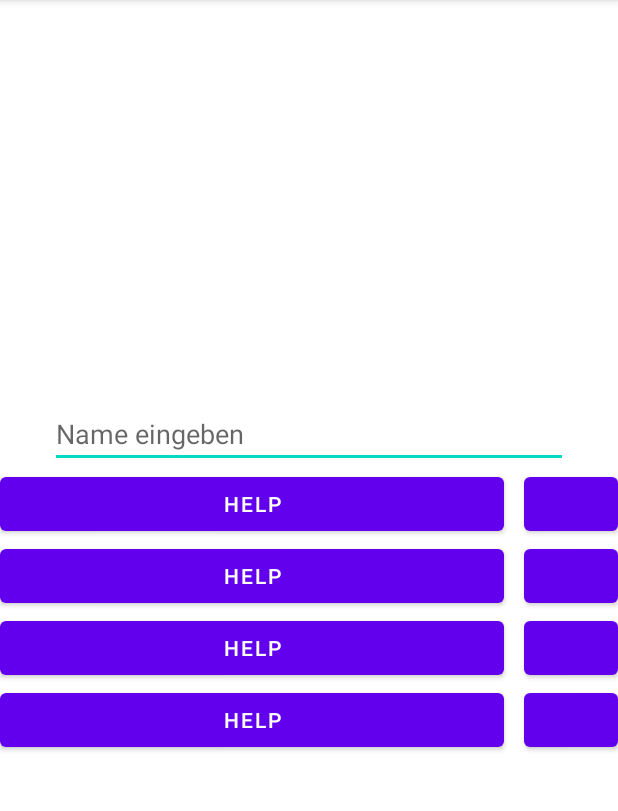
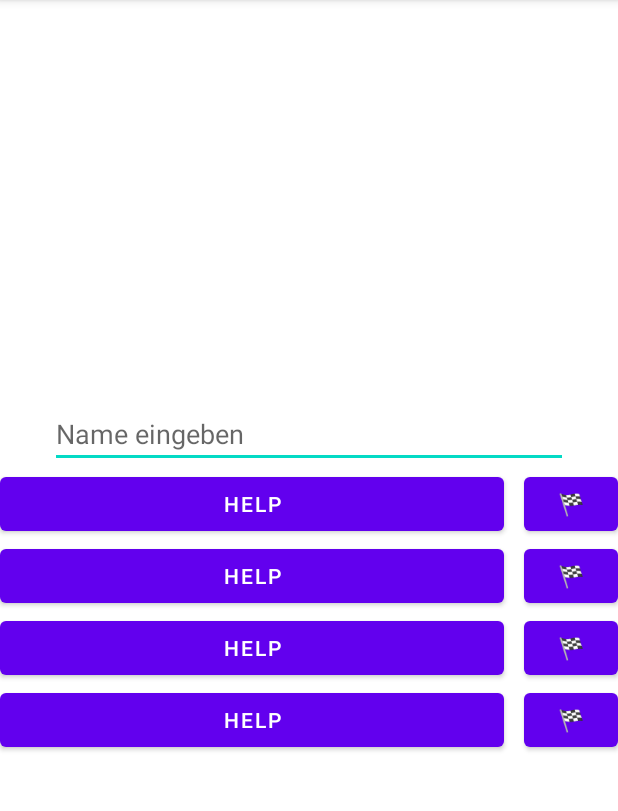
Before and after one commit to janesth/taken, an Android app: the screen it shows after launch (TakenActivity), on a phone screen of 412 x 824 dp, the part 84-895 px from its top. Run offline under Robolectric (Android 15) with nearby library versions, the phone set to English and light mode, and no system bars.

Commit message:
release button label added, deviceID added to database, set edittext to current name in database and disable it

```diff
--- a/app/src/main/java/com/janesth/taken/TakenActivity.java
+++ b/app/src/main/java/com/janesth/taken/TakenActivity.java
@@ -2,8 +2,10 @@ package com.janesth.taken;
 
 import androidx.appcompat.app.AppCompatActivity;
 
+import android.os.Build;
 import android.os.Bundle;
 import android.widget.Button;
+import android.widget.EditText;
 
 import java.sql.Connection;
 import java.sql.ResultSet;
@@ -12,10 +14,12 @@ import java.sql.Statement;
 
 public class TakenActivity extends AppCompatActivity {
 
-    private Button car_one;
-    private Button car_two;
-    private Button car_three;
-    private Button car_four;
+    private EditText name;
+
+    private Button car_one, car_one_release;
+    private Button car_two, car_two_release;
+    private Button car_three, car_three_release;
+    private Button car_four, car_four_release;
 
     private String car_one_string;
     private String car_two_string;
@@ -29,10 +33,16 @@ public class TakenActivity extends AppCompatActivity {
         super.onCreate(savedInstanceState);
         setContentView(R.layout.activity_taken);
 
+        name = (EditText) findViewById(R.id.name);
+
         car_one = (Button) findViewById(R.id.car_one);
+        car_one_release = (Button) findViewById(R.id.car_one_release);
         car_two = (Button) findViewById(R.id.car_two);
+        car_two_release = (Button) findViewById(R.id.car_two_release);
         car_three = (Button) findViewById(R.id.car_three);
+        car_three_release = (Button) findViewById(R.id.car_three_release);
         car_four = (Button) findViewById(R.id.car_four);
+        car_four_release = (Button) findViewById(R.id.car_four_release);
 
         car_one_string = getResources().getString(R.string.car_one);
         car_two_string = getResources().getString(R.string.car_two);
@@ -43,7 +53,7 @@ public class TakenActivity extends AppCompatActivity {
 
     }
 
-    private void setLabels() {
+    public void setLabels() {
 
         DBConnection dbConnection = new DBConnection();
         Statement statement = null;
@@ -64,8 +74,16 @@ public class TakenActivity extends AppCompatActivity {
                     if (resultSet.getBoolean("booked")) {
                         car_one.setEnabled(false);
                         car_one.setText(car_one.getText() + " - " + resultSet.getString("name"));
+                        if(resultSet.getString("deviceID").equals(Build.MODEL)) {
+                            car_one_release.setEnabled(true);
+                            name.setText(resultSet.getString("name"));
+                            name.setEnabled(false);
+                        } else {
+                            car_one_release.setEnabled(false);
+                        }
                     } else {
                         car_one.setEnabled(true);
+                        car_one_release.setEnabled(false);
                     }
                 }
 
@@ -74,8 +92,16 @@ public class TakenActivity extends AppCompatActivity {
                     if (resultSet.getBoolean("booked")) {
                         car_two.setEnabled(false);
                         car_two.setText(car_two.getText() + " - " + resultSet.getString("name"));
+                        if(resultSet.getString("deviceID").equals(Build.MODEL)) {
+                            car_two_release.setEnabled(true);
+                            name.setText(resultSet.getString("name"));
+                            name.setEnabled(false);
+                        } else {
+                            car_two_release.setEnabled(false);
+                        }
                     } else {
                         car_two.setEnabled(true);
+                        car_two_release.setEnabled(false);
                     }
                 }
 
@@ -84,8 +110,16 @@ public class TakenActivity extends AppCompatActivity {
                     if (resultSet.getBoolean("booked")) {
                         car_three.setEnabled(false);
                         car_three.setText(car_three.getText() + " - " + resultSet.getString("name"));
+                        if(resultSet.getString("deviceID").equals(Build.MODEL)) {
+                            car_three_release.setEnabled(true);
+                            name.setText(resultSet.getString("name"));
+                            name.setEnabled(false);
+                        } else {
+                            car_three_release.setEnabled(false);
+                        }
                     } else {
                         car_three.setEnabled(true);
+                        car_three_release.setEnabled(false);
                     }
                 }
 
@@ -94,11 +128,20 @@ public class TakenActivity extends AppCompatActivity {
                     if (resultSet.getBoolean("booked")) {
                         car_four.setEnabled(false);
                         car_four.setText(car_four.getText() + " - " + resultSet.getString("name"));
+                        if(resultSet.getString("deviceID").equals(Build.MODEL)) {
+                            car_four_release.setEnabled(true);
+                            name.setText(resultSet.getString("name"));
+                            name.setEnabled(false);
+                        } else {
+                            car_four_release.setEnabled(false);
+                        }
                     } else {
                         car_four.setEnabled(true);
+                        car_four_release.setEnabled(false);
                     }
                 }
 
+                connection.close();
             } catch (SQLException ex) {
 
             }
--- a/app/src/main/res/layout/activity_taken.xml
+++ b/app/src/main/res/layout/activity_taken.xml
@@ -28,6 +28,7 @@
             android:layout_height="wrap_content"
             android:layout_marginLeft="20px"
             android:layout_toRightOf="@id/car_two"
+            android:text="@string/release"
             android:layout_weight="0.25" />
 
     </LinearLayout>
@@ -54,6 +55,7 @@
             android:layout_height="wrap_content"
             android:layout_marginLeft="20px"
             android:layout_toRightOf="@id/car_one"
+            android:text="@string/release"
             android:layout_weight="0.25" />
 
     </LinearLayout>
@@ -91,6 +93,7 @@
             android:layout_height="wrap_content"
             android:layout_marginLeft="20px"
             android:layout_toRightOf="@id/car_three"
+            android:text="@string/release"
             android:layout_weight="0.25" />
 
     </LinearLayout>
@@ -117,6 +120,7 @@
             android:layout_height="wrap_content"
             android:layout_marginLeft="20px"
             android:layout_toRightOf="@id/car_four"
+            android:text="@string/release"
             android:layout_weight="0.25" />
 
     </LinearLayout>
--- a/app/src/main/res/values/strings.xml
+++ b/app/src/main/res/values/strings.xml
@@ -4,4 +4,6 @@
     <string name="car_two">Tiguan</string>
     <string name="car_three">BMW</string>
     <string name="car_four">Bike</string>
+
+    <string name="release">&#x1F3C1;</string>
 </resources>
```
